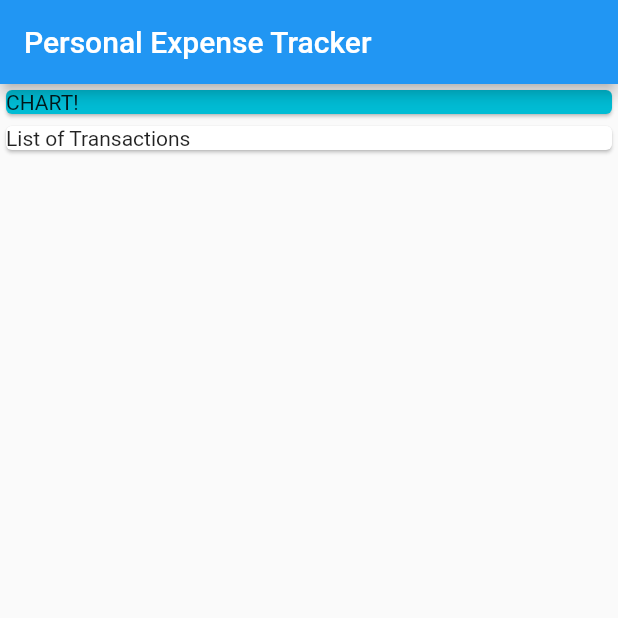
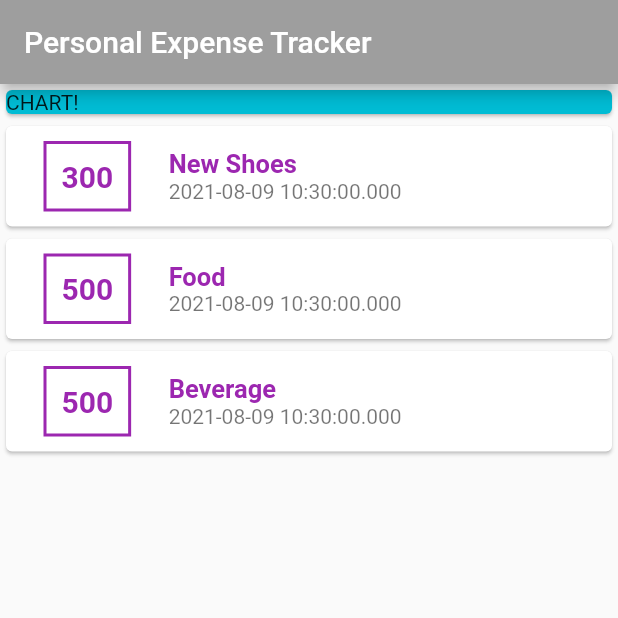
Before and after one commit to viswamvs/Personal-Expenses, a Flutter app: the screen it shows after launch, on a phone screen of 412 x 824 dp, the top half of it. Run offline on Flutter 3.47's test engine with Material 2 defaults, Android fonts, the phone set to English and light mode, and no system bars; Roboto replaces fonts that are missing (Times New Roman).

Commit message:
improved styling for transaction card

```diff
--- a/lib/main.dart
+++ b/lib/main.dart
@@ -1,4 +1,5 @@
 import 'package:flutter/material.dart';
+import './transaction.dart';
 
 void main() {
   runApp(MyApp());
@@ -15,11 +16,33 @@ class MyApp extends StatelessWidget {
 }
 
 class MyHomePage extends StatelessWidget {
+  final List<Transaction> transactions = [
+    Transaction(
+      id: 't1',
+      title: 'New Shoes',
+      amount: 300,
+      date: DateTime.now(),
+    ),
+    Transaction(
+      id: 't2',
+      title: 'Food',
+      amount: 500,
+      date: DateTime.now(),
+    ),
+    Transaction(
+      id: 't2',
+      title: 'Beverage',
+      amount: 500,
+      date: DateTime.now(),
+    ),
+  ];
+
   @override
   Widget build(BuildContext context) {
     return Scaffold(
       appBar: AppBar(
         title: Text('Personal Expense Tracker'),
+        backgroundColor: Colors.grey,
       ),
       body: Column(
         mainAxisAlignment: MainAxisAlignment.start,
@@ -32,9 +55,60 @@ class MyHomePage extends StatelessWidget {
               child: Text('CHART!'),
             ),
           ),
-          Card(
-            child: Text('List of Transactions'),
-          )
+          Column(
+            children: transactions.map((tx) {
+              return Card(
+                child: Row(
+                  children: <Widget>[
+                    Container(
+                      margin: EdgeInsets.symmetric(
+                        vertical: 10,
+                        horizontal: 25,
+                      ),
+                      decoration: BoxDecoration(
+                        border: Border.all(
+                          width: 2,
+                          color: Colors.purple,
+                        ),
+                      ),
+                      child: Text(
+                        tx.amount.toString(),
+                        style: TextStyle(
+                          fontFamily: "Times New Roman",
+                          fontStyle: FontStyle.normal,
+                          color: Colors.purple,
+                          fontSize: 20,
+                          fontWeight: FontWeight.bold,
+                        ),
+                      ),
+                      padding: EdgeInsets.all(10),
+                    ),
+                    Column(
+                      crossAxisAlignment: CrossAxisAlignment.start,
+                      children: <Widget>[
+                        Text(
+                          tx.title,
+                          style: TextStyle(
+                            fontWeight: FontWeight.bold,
+                            fontSize: 17,
+                            fontFamily: "Times New Roman",
+                            color: Colors.purple,
+                          ),
+                        ),
+                        Text(
+                          tx.date.toString(),
+                          style: TextStyle(
+                            fontSize: 14,
+                            color: Colors.black54,
+                          ),
+                        ),
+                      ],
+                    )
+                  ],
+                ),
+              );
+            }).toList(),
+          ),
         ],
       ),
     );
```
